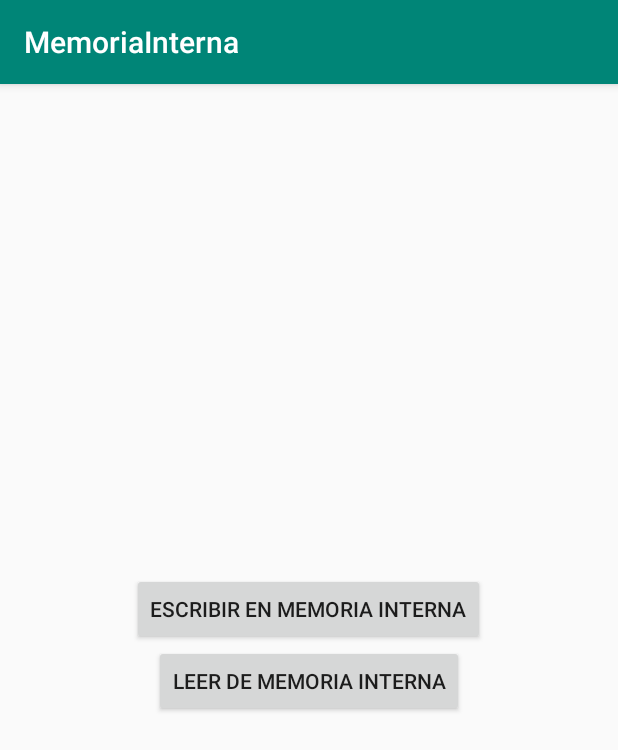
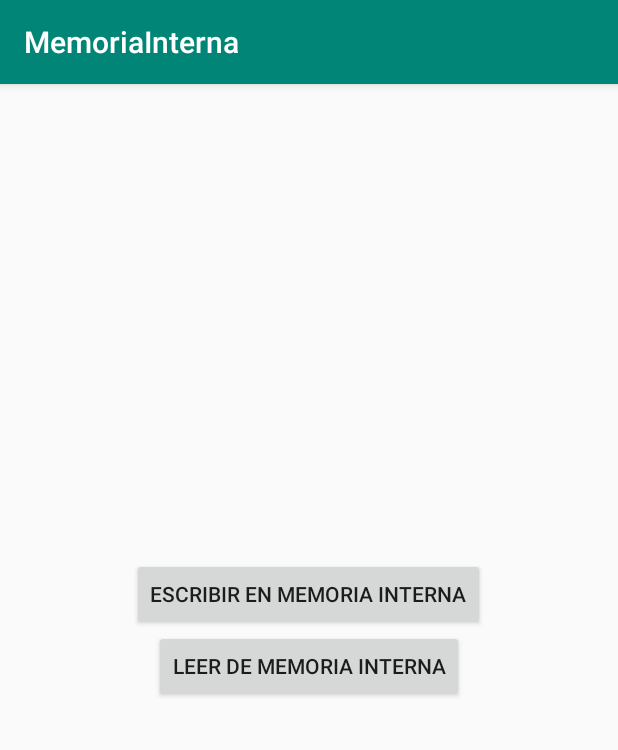
Before and after one commit to jonaygarciav/pmdm_android_java_memoriainterna, an Android app: the screen it shows after launch (MainActivity), on a phone screen of 412 x 824 dp. Shown: the top 750 px of the screen. Run offline under Robolectric (Android 15) with nearby library versions, the phone set to English and light mode, and no system bars.

Commit message:
Se corrigen los nombres de las variables definidas en el fichero strings.xml y se añade margen entre el último botón y el TextView

```diff
--- a/app/src/main/res/layout/activity_main.xml
+++ b/app/src/main/res/layout/activity_main.xml
@@ -12,19 +12,20 @@
         android:id="@+id/bt_write"
         android:layout_height="wrap_content"
         android:layout_width="wrap_content"
-        android:text="@string/bt_str_write" />
+        android:text="@string/bt_txt_write" />
 
     <Button
         android:id="@+id/bt_read"
         android:layout_height="wrap_content"
         android:layout_width="wrap_content"
-        android:text="@string/bt_str_read" />
+        android:text="@string/bt_txt_read" />
 
     <TextView
         android:id="@+id/tv_file_content"
         android:layout_width="wrap_content"
         android:layout_height="wrap_content"
-        android:text="@string/tv_str_file_content" />
+        android:layout_marginTop="20dp"
+        android:text="@string/tv_txt_file_content" />
 
 
 </LinearLayout>
--- a/app/src/main/res/values/strings.xml
+++ b/app/src/main/res/values/strings.xml
@@ -1,6 +1,6 @@
 <resources>
     <string name="app_name">MemoriaInterna</string>
-    <string name="bt_str_write">Escribir en Memoria Interna</string>
-    <string name="bt_str_read">Leer de Memoria Interna</string>
-        <string name="tv_str_file_content"></string>
+    <string name="bt_txt_write">Escribir en Memoria Interna</string>
+    <string name="bt_txt_read">Leer de Memoria Interna</string>
+    <string name="tv_txt_file_content"></string>
 </resources>
```
